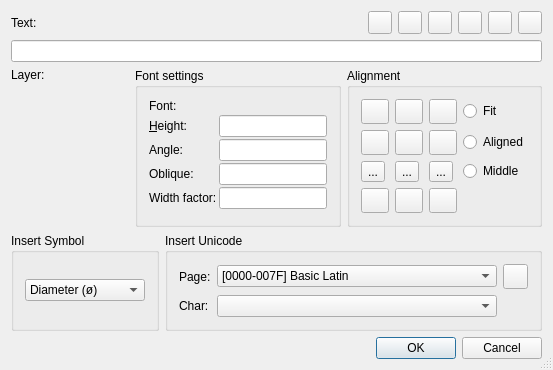
This is librecad/src/ui/forms/qg_dlgtext.ui in LibreCAD/LibreCAD as Qt 5 draws it before an edit. The edited form follows.
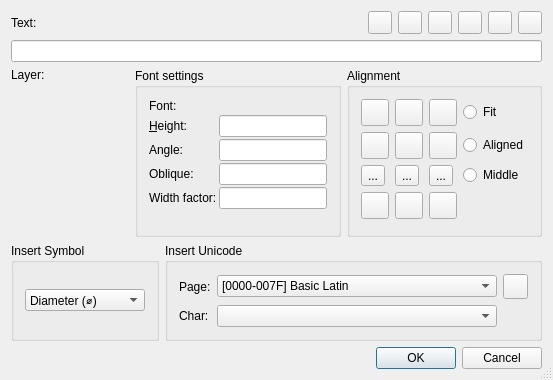
This is the edited form. Icons and pictures are not drawn. Custom widgets are drawn as their Qt base class.

Commit message: bug#458, fixed symbols in Text UI

```diff
--- a/librecad/src/ui/forms/qg_dlgtext.ui
+++ b/librecad/src/ui/forms/qg_dlgtext.ui
@@ -6,8 +6,8 @@
    <rect>
     <x>0</x>
     <y>0</y>
-    <width>524</width>
-    <height>346</height>
+    <width>548</width>
+    <height>380</height>
    </rect>
   </property>
   <property name="sizePolicy">
@@ -326,7 +326,7 @@
      <item>
       <layout class="QHBoxLayout" name="horizontalLayout">
        <property name="spacing">
-        <number>-1</number>
+        <number>6</number>
        </property>
        <property name="sizeConstraint">
         <enum>QLayout::SetDefaultConstraint</enum>
@@ -800,7 +800,7 @@
           </property>
           <item>
            <property name="text">
-            <string>Diameter (ø)</string>
+            <string>Diameter (⌀)</string>
            </property>
           </item>
           <item>
```
The commit also changes 1 other file.
